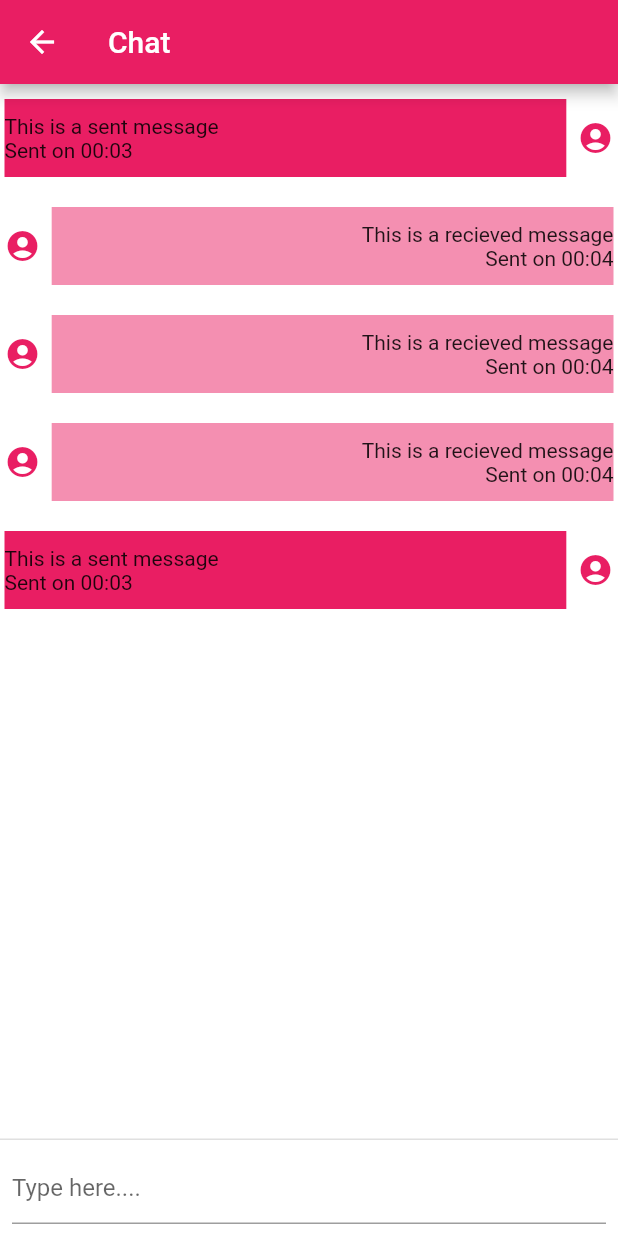
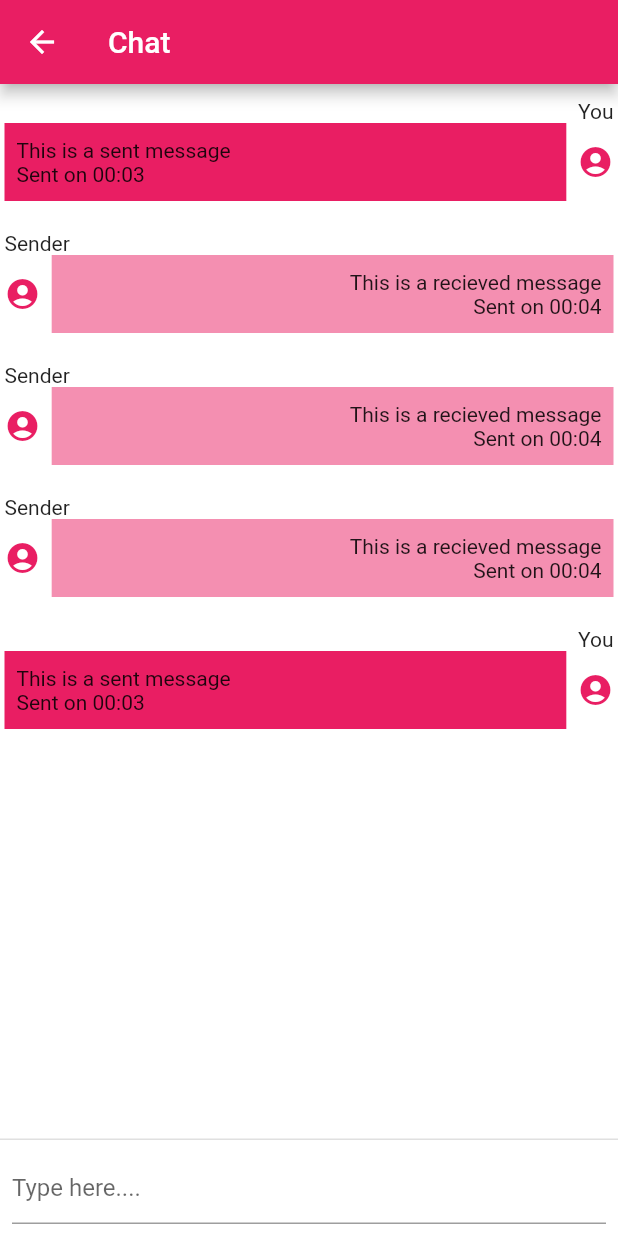
Before and after one commit to maxstain/MasBros, a Flutter app: the ChatPage screen opened directly, on a phone screen of 412 x 824 dp. Run offline on Flutter 3.47's test engine with Material 2 defaults, Android fonts, the phone set to English and light mode, and no system bars; our stand-ins replace cloud_firestore, firebase_auth, firebase_core, firebase_database, firebase_storage, flutter_local_notifications and 2 more; accounts and stored records are empty.

Commit message:
refactor: working on the chat

```diff
--- a/lib/ChatPage/components/Body.dart
+++ b/lib/ChatPage/components/Body.dart
@@ -1,67 +1,39 @@
 import 'package:flutter/material.dart';
 
-class Body extends StatefulWidget {
+class Body extends StatelessWidget {
   List? msgs = [];
   Body({Key? key, List? this.msgs}) : super(key: key);
-
-  @override
-  _BodyState createState() => _BodyState();
-}
-
-class _BodyState extends State<Body> {
-  final messages = [
-    {
-      "msg": "This is a sent message ",
-      "time": "00:03",
-      "sender": "Ryzerrector",
-    },
-    {
-      "msg": "This is a recieved message",
-      "time": "00:04",
-      "sender": "Sender",
-    },
-    {
-      "msg": "This is a recieved message",
-      "time": "00:04",
-      "sender": "Sender",
-    },
-    {
-      "msg": "This is a recieved message",
-      "time": "00:04",
-      "sender": "Sender",
-    },
-    {
-      "msg": "This is a sent message ",
-      "time": "00:03",
-      "sender": "Ryzerrector",
-    },
-  ];
 
   @override
   Widget build(BuildContext context) {
     return Container(
       child: ListView.builder(
-        itemCount: messages.length,
+        itemCount: msgs!.length,
         itemBuilder: (BuildContext context, i) {
-          if (messages[i]["sender"] == "Ryzerrector") {
+          if (msgs![i]["sender"] == "Ryzerrector") {
             return Container(
               padding: EdgeInsets.symmetric(
                 horizontal: 3.0,
                 vertical: 10.0,
               ),
-              child: Row(
+              child: Column(
+                crossAxisAlignment: CrossAxisAlignment.end,
+                children: [
+                  Text("You"),
+                  Row(
                     mainAxisAlignment: MainAxisAlignment.spaceBetween,
                     children: [
                       Container(
                         color: Colors.pink,
-                    padding: EdgeInsets.symmetric(vertical: 10.0),
+                        padding: EdgeInsets.symmetric(
+                            vertical: 10.0, horizontal: 8.0),
                         width: MediaQuery.of(context).size.width / 1.1,
                         child: Column(
                           mainAxisAlignment: MainAxisAlignment.center,
                           crossAxisAlignment: CrossAxisAlignment.start,
                           children: [
-                        Text(messages[i]["msg"].toString()),
-                        Text("Sent on ${messages[i]["time"].toString()}"),
+                            Text(msgs![i]["msg"].toString()),
+                            Text("Sent on ${msgs![i]["time"].toString()}"),
                           ],
                         ),
                       ),
@@ -73,6 +45,8 @@ class _BodyState extends State<Body> {
                       ),
                     ],
                   ),
+                ],
+              ),
             );
           } else {
             return Container(
@@ -80,7 +54,11 @@ class _BodyState extends State<Body> {
                 horizontal: 3.0,
                 vertical: 10.0,
               ),
-              child: Row(
+              child: Column(
+                crossAxisAlignment: CrossAxisAlignment.start,
+                children: [
+                  Text(msgs![i]["sender"]),
+                  Row(
                     mainAxisAlignment: MainAxisAlignment.spaceBetween,
                     children: [
                       Container(
@@ -91,16 +69,19 @@ class _BodyState extends State<Body> {
                       ),
                       Container(
                         color: Colors.pink[200],
-                    padding: EdgeInsets.symmetric(vertical: 10.0),
+                        padding: EdgeInsets.symmetric(
+                            vertical: 10.0, horizontal: 8.0),
                         width: MediaQuery.of(context).size.width / 1.1,
                         child: Column(
                           mainAxisAlignment: MainAxisAlignment.center,
                           crossAxisAlignment: CrossAxisAlignment.end,
                           children: [
-                        Text(messages[i]["msg"].toString()),
-                        Text("Sent on ${messages[i]["time"].toString()}"),
+                            Text(msgs![i]["msg"].toString()),
+                            Text("Sent on ${msgs![i]["time"].toString()}"),
                           ],
                         ),
+                      ),
+                    ],
                   ),
                 ],
               ),
@@ -108,57 +89,6 @@ class _BodyState extends State<Body> {
           }
         },
       ),
-      /* ListView(
-        children: [
-          Container(
-            child: Row(
-              children: [
-                Container(
-                  padding: EdgeInsets.symmetric(vertical: 10.0),
-                  width: MediaQuery.of(context).size.width / 1.1,
-                  child: Column(
-                    mainAxisAlignment: MainAxisAlignment.start,
-                    crossAxisAlignment: CrossAxisAlignment.start,
-                    children: [
-                      Text("Text"),
-                      Text("Sent on 23:11"),
-                    ],
-                  ),
-                ),
-                Container(
-                  child: Icon(
-                    Icons.account_circle,
-                    color: Colors.pink,
-                  ),
-                ),
-              ],
-            ),
-          ),
-          Container(
-            padding: EdgeInsets.symmetric(vertical: 10.0),
-            child: Row(
-              children: [
-                Container(
-                  child: Icon(
-                    Icons.account_circle,
-                    color: Colors.pink,
-                  ),
-                ),
-                Container(
-                  width: MediaQuery.of(context).size.width / 1.1,
-                  child: Column(
-                    crossAxisAlignment: CrossAxisAlignment.end,
-                    children: [
-                      Text("Text"),
-                      Text("Sent on 23:11"),
-                    ],
-                  ),
-                ),
-              ],
-            ),
-          ),
-        ],
-      ), */
     );
   }
 }
```
Lines whose indentation alone changed are shown as unchanged.
